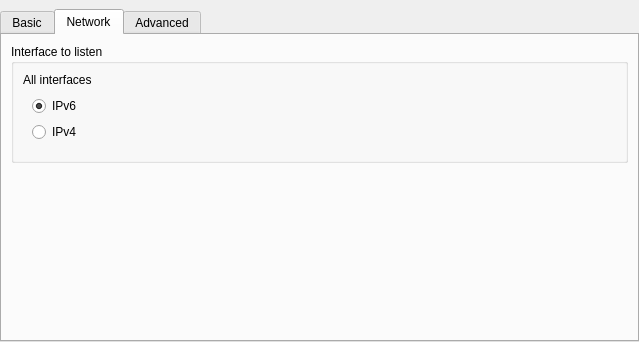
Before: the Qt Designer form application/GUI/Settings/WidgetSettings.ui in Ummon/D-LAN, drawn with Qt 5.
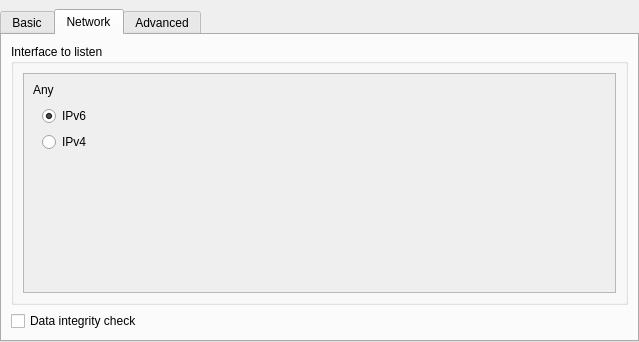
After: the same form once the commit is applied. Icons and pictures are not drawn.

Commit message: Add an id to each network interface. Some little other changes.

```diff
--- a/application/GUI/Settings/WidgetSettings.ui
+++ b/application/GUI/Settings/WidgetSettings.ui
@@ -177,14 +177,50 @@
       <layout class="QVBoxLayout" name="layNetwork">
        <item>
         <widget class="QGroupBox" name="grpInterfaces">
+         <property name="sizePolicy">
+          <sizepolicy hsizetype="Preferred" vsizetype="Preferred">
+           <horstretch>0</horstretch>
+           <verstretch>0</verstretch>
+          </sizepolicy>
+         </property>
          <property name="title">
           <string>Interface to listen</string>
          </property>
+         <layout class="QVBoxLayout" name="layGrpInterfaces">
+          <item>
+           <widget class="QScrollArea" name="scoInterfaces">
+            <property name="sizePolicy">
+             <sizepolicy hsizetype="Expanding" vsizetype="Preferred">
+              <horstretch>0</horstretch>
+              <verstretch>0</verstretch>
+             </sizepolicy>
+            </property>
+            <property name="horizontalScrollBarPolicy">
+             <enum>Qt::ScrollBarAlwaysOff</enum>
+            </property>
+            <widget class="QWidget" name="scoInterfacesContent">
+             <property name="geometry">
+              <rect>
+               <x>0</x>
+               <y>0</y>
+               <width>576</width>
+               <height>89</height>
+              </rect>
+             </property>
+             <property name="sizePolicy">
+              <sizepolicy hsizetype="Preferred" vsizetype="Fixed">
+               <horstretch>0</horstretch>
+               <verstretch>0</verstretch>
+              </sizepolicy>
+             </property>
          <layout class="QVBoxLayout" name="layInterfaces">
+              <property name="sizeConstraint">
+               <enum>QLayout::SetMinAndMaxSize</enum>
+              </property>
           <item>
            <widget class="QLabel" name="lblAnyInterface">
             <property name="text">
-             <string>All interfaces</string>
+                 <string>Any</string>
             </property>
            </widget>
           </item>
@@ -222,16 +258,33 @@
           </item>
          </layout>
         </widget>
+           </widget>
+          </item>
+         </layout>
+        </widget>
+       </item>
+       <item>
+        <widget class="QCheckBox" name="chkEnableIntegrityCheck">
+         <property name="toolTip">
+          <string>When activated all received data will be verified against their hashes.  It may consume CPU resources.</string>
+         </property>
+         <property name="text">
+          <string>Data integrity check</string>
+         </property>
+        </widget>
        </item>
        <item>
         <spacer name="verticalSpacer_2">
          <property name="orientation">
           <enum>Qt::Vertical</enum>
          </property>
+         <property name="sizeType">
+          <enum>QSizePolicy::Preferred</enum>
+         </property>
          <property name="sizeHint" stdset="0">
           <size>
-           <width>20</width>
-           <height>40</height>
+           <width>0</width>
+           <height>0</height>
           </size>
          </property>
         </spacer>
@@ -297,16 +350,6 @@
          </layout>
         </widget>
        </item>
-       <item>
-        <widget class="QCheckBox" name="chkEnableIntegrityCheck">
-         <property name="toolTip">
-          <string>When activated all received data will be verified against their hashes.  It may consume CPU resources.</string>
-         </property>
-         <property name="text">
-          <string>Data integrity check</string>
-         </property>
-        </widget>
-       </item>
        <item>
         <spacer name="verticalSpacer">
          <property name="orientation">
```
Left out of the diff: 4 changed lines with no effect on the pictures. Lines whose indentation alone changed are shown as unchanged. The commit also changes 5 other files.
